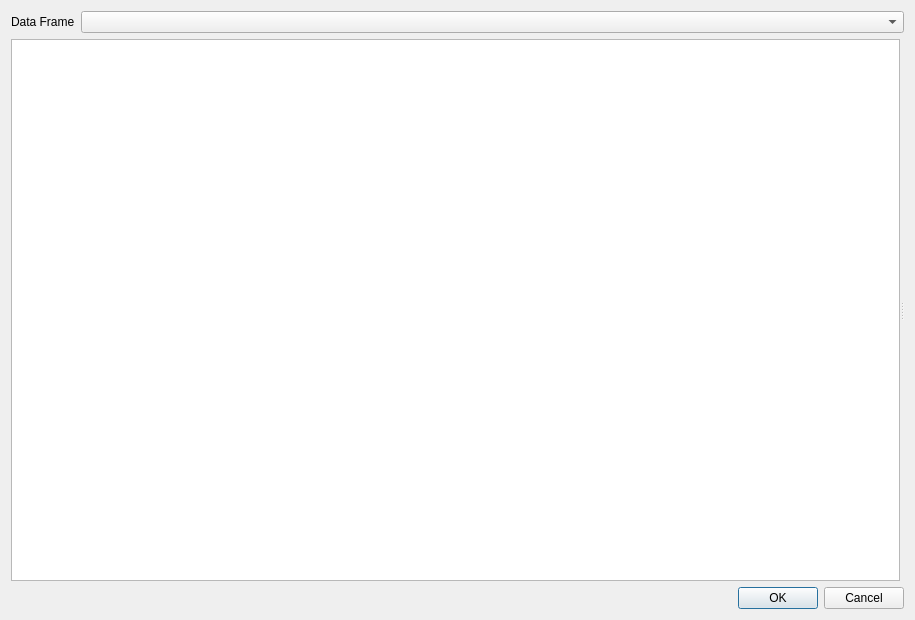
The window that src/DAGui/Dialog/DADialogChartGuide.ui (czyt1988/data-workbench) describes before a commit, drawn with Qt 5.
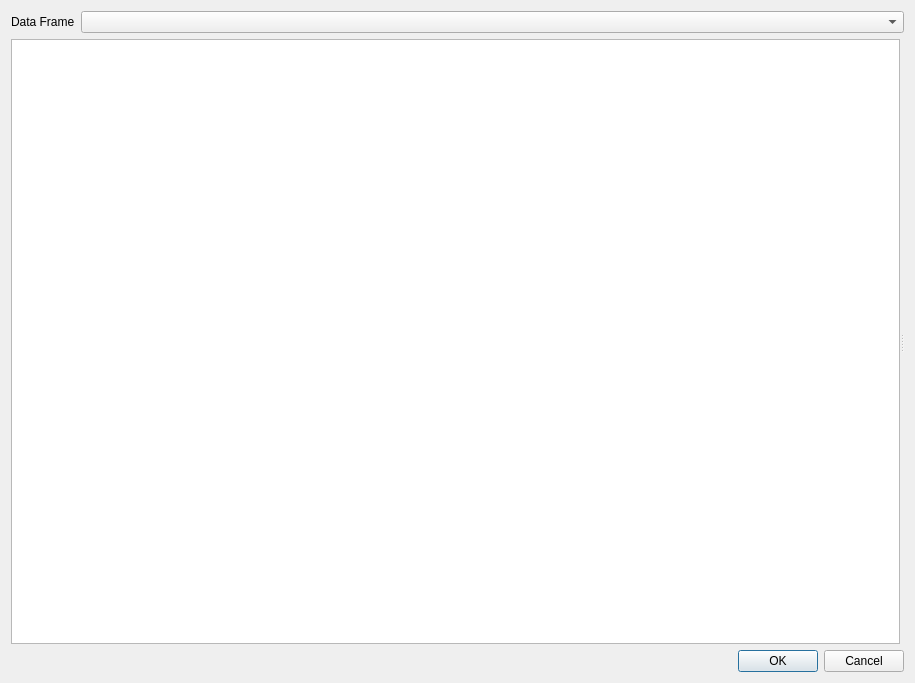
The same window after the commit. Custom widgets are drawn as their Qt base class.

Patch:
```diff
--- a/src/DAGui/Dialog/DADialogChartGuide.ui
+++ b/src/DAGui/Dialog/DADialogChartGuide.ui
@@ -7,7 +7,7 @@
     <x>0</x>
     <y>0</y>
     <width>915</width>
-    <height>620</height>
+    <height>683</height>
    </rect>
   </property>
   <property name="windowTitle">
@@ -43,6 +43,12 @@
    </item>
    <item>
     <widget class="QSplitter" name="splitter">
+     <property name="sizePolicy">
+      <sizepolicy hsizetype="Expanding" vsizetype="Expanding">
+       <horstretch>0</horstretch>
+       <verstretch>0</verstretch>
+      </sizepolicy>
+     </property>
      <property name="orientation">
       <enum>Qt::Horizontal</enum>
      </property>
@@ -104,6 +110,12 @@
    <header>DAChartAddXYSeriesWidget.h</header>
    <container>1</container>
   </customwidget>
+  <customwidget>
+   <class>DA::DAChartAddXYScatterWidget</class>
+   <extends>QWidget</extends>
+   <header>DAChartAddXYScatterWidget.h</header>
+   <container>1</container>
+  </customwidget>
  </customwidgets>
  <resources/>
  <connections>
```
Left out of the diff: 9 changed lines with no effect on the pictures.
